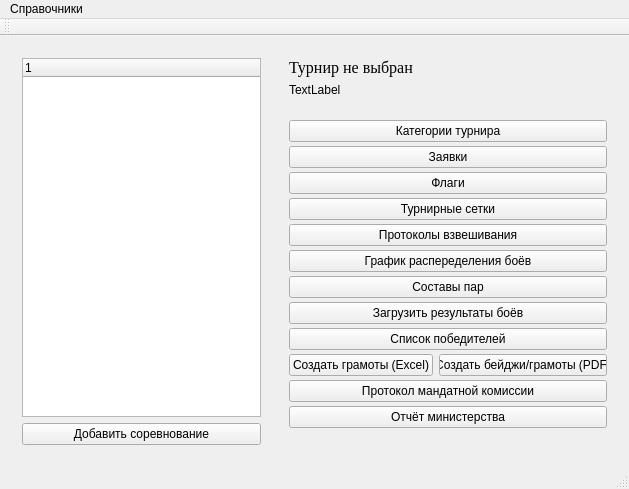
First picture: the form in TournamentManager/mainwindow.ui, repository BarsukAlexey/xelarogi, before the edit.
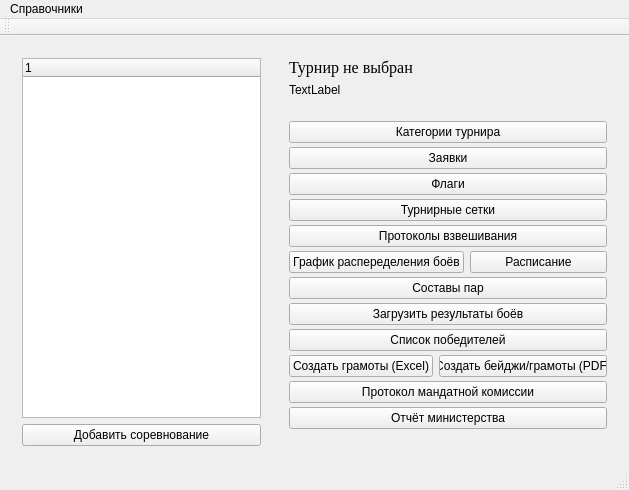
Second picture: the form after the edit. The open tabs and pages were chosen to show the change.

```diff
--- a/TournamentManager/mainwindow.ui
+++ b/TournamentManager/mainwindow.ui
@@ -7,7 +7,7 @@
     <x>0</x>
     <y>0</y>
     <width>629</width>
-    <height>489</height>
+    <height>490</height>
    </rect>
   </property>
   <property name="windowTitle">
@@ -221,11 +221,22 @@
            </widget>
           </item>
           <item>
-           <widget class="QPushButton" name="pushButtonFightinDistribution">
+           <layout class="QHBoxLayout" name="horizontalLayout_3">
+            <item>
+             <widget class="QPushButton" name="pushButton">
             <property name="text">
              <string>График распеределения боёв</string>
             </property>
            </widget>
+            </item>
+            <item>
+             <widget class="QPushButton" name="pushButtonTimeScheduling">
+              <property name="text">
+               <string>Расписание</string>
+              </property>
+             </widget>
+            </item>
+           </layout>
           </item>
           <item>
            <widget class="QPushButton" name="pushButtonPair">
```
Lines whose indentation alone changed are shown as unchanged.
